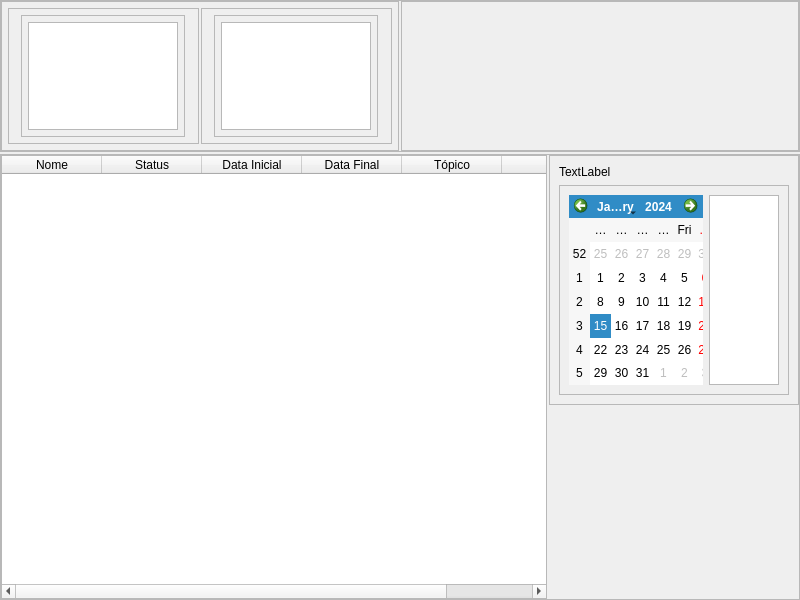
Above: functions/new_daily_task/new_dailytask_page.ui from Nbdyleto/PySide6_Self_TCC before the change. Below: the same form after it.
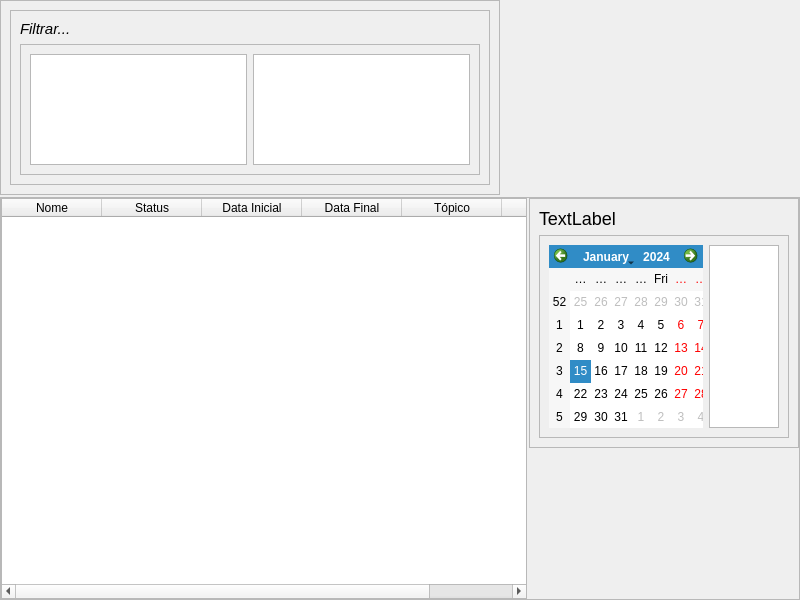
That is the form after the change.

Diff of the .ui file:
```diff
--- a/functions/new_daily_task/new_dailytask_page.ui
+++ b/functions/new_daily_task/new_dailytask_page.ui
@@ -14,7 +14,9 @@
    <string>Widget</string>
   </property>
   <property name="styleSheet">
-   <string notr="true"/>
+   <string notr="true">QLabel{
+font: 18px;
+}</string>
   </property>
   <layout class="QVBoxLayout" name="verticalLayout">
    <property name="spacing">
@@ -32,7 +34,7 @@
    <property name="bottomMargin">
     <number>0</number>
    </property>
-   <item>
+   <item alignment="Qt::AlignLeft">
     <widget class="QFrame" name="frame">
      <property name="minimumSize">
       <size>
@@ -40,231 +42,64 @@
        <height>100</height>
       </size>
      </property>
+     <property name="maximumSize">
+      <size>
+       <width>500</width>
+       <height>195</height>
+      </size>
+     </property>
      <property name="frameShape">
       <enum>QFrame::StyledPanel</enum>
      </property>
      <property name="frameShadow">
       <enum>QFrame::Raised</enum>
      </property>
-     <layout class="QHBoxLayout" name="horizontalLayout" stretch="0,0">
-      <property name="spacing">
-       <number>2</number>
-      </property>
-      <property name="leftMargin">
-       <number>0</number>
-      </property>
-      <property name="topMargin">
-       <number>0</number>
-      </property>
-      <property name="rightMargin">
-       <number>0</number>
-      </property>
-      <property name="bottomMargin">
-       <number>0</number>
-      </property>
-      <item alignment="Qt::AlignTop">
-       <widget class="QFrame" name="frame_3">
-        <property name="maximumSize">
-         <size>
-          <width>400</width>
-          <height>150</height>
-         </size>
-        </property>
-        <property name="frameShape">
-         <enum>QFrame::StyledPanel</enum>
-        </property>
-        <property name="frameShadow">
-         <enum>QFrame::Raised</enum>
-        </property>
-        <layout class="QHBoxLayout" name="horizontalLayout_2">
-         <property name="spacing">
-          <number>2</number>
-         </property>
-         <property name="leftMargin">
-          <number>6</number>
-         </property>
-         <property name="topMargin">
-          <number>6</number>
-         </property>
-         <property name="rightMargin">
-          <number>6</number>
-         </property>
-         <property name="bottomMargin">
-          <number>6</number>
-         </property>
-         <item>
-          <widget class="QFrame" name="frame_6">
-           <property name="frameShape">
-            <enum>QFrame::StyledPanel</enum>
-           </property>
-           <property name="frameShadow">
-            <enum>QFrame::Raised</enum>
-           </property>
-           <layout class="QVBoxLayout" name="verticalLayout_3">
-            <property name="spacing">
-             <number>2</number>
-            </property>
-            <property name="leftMargin">
-             <number>6</number>
-            </property>
-            <property name="topMargin">
-             <number>6</number>
-            </property>
-            <property name="rightMargin">
-             <number>6</number>
-            </property>
-            <property name="bottomMargin">
-             <number>6</number>
-            </property>
-            <item alignment="Qt::AlignHCenter">
-             <widget class="QFrame" name="frameByTopic">
-              <property name="frameShape">
-               <enum>QFrame::StyledPanel</enum>
-              </property>
-              <property name="frameShadow">
-               <enum>QFrame::Raised</enum>
-              </property>
-              <layout class="QVBoxLayout" name="verticalLayout_8">
-               <property name="spacing">
-                <number>2</number>
-               </property>
-               <property name="leftMargin">
-                <number>6</number>
-               </property>
-               <property name="topMargin">
-                <number>6</number>
-               </property>
-               <property name="rightMargin">
-                <number>6</number>
-               </property>
-               <property name="bottomMargin">
-                <number>6</number>
-               </property>
-               <item>
-                <widget class="QListWidget" name="listByTopic">
-                 <property name="maximumSize">
-                  <size>
-                   <width>150</width>
-                   <height>16777215</height>
-                  </size>
-                 </property>
-                 <property name="cursor" stdset="0">
-                  <cursorShape>PointingHandCursor</cursorShape>
-                 </property>
-                 <property name="alternatingRowColors">
-                  <bool>false</bool>
-                 </property>
-                 <property name="layoutMode">
-                  <enum>QListView::SinglePass</enum>
-                 </property>
-                 <property name="viewMode">
-                  <enum>QListView::ListMode</enum>
-                 </property>
-                </widget>
-               </item>
-              </layout>
-             </widget>
-            </item>
-           </layout>
-          </widget>
-         </item>
-         <item>
-          <widget class="QFrame" name="frame_7">
-           <property name="frameShape">
-            <enum>QFrame::StyledPanel</enum>
-           </property>
-           <property name="frameShadow">
-            <enum>QFrame::Raised</enum>
-           </property>
-           <layout class="QVBoxLayout" name="verticalLayout_4">
-            <property name="spacing">
-             <number>2</number>
-            </property>
-            <property name="leftMargin">
-             <number>6</number>
-            </property>
-            <property name="topMargin">
-             <number>6</number>
-            </property>
-            <property name="rightMargin">
-             <number>6</number>
-            </property>
-            <property name="bottomMargin">
-             <number>6</number>
-            </property>
-            <item alignment="Qt::AlignHCenter">
-             <widget class="QFrame" name="frameByStatus">
-              <property name="frameShape">
-               <enum>QFrame::StyledPanel</enum>
-              </property>
-              <property name="frameShadow">
-               <enum>QFrame::Raised</enum>
-              </property>
-              <layout class="QVBoxLayout" name="verticalLayout_6">
-               <property name="spacing">
-                <number>2</number>
-               </property>
-               <property name="leftMargin">
-                <number>6</number>
-               </property>
-               <property name="topMargin">
-                <number>6</number>
-               </property>
-               <property name="rightMargin">
-                <number>6</number>
-               </property>
-               <property name="bottomMargin">
-                <number>6</number>
-               </property>
-               <item alignment="Qt::AlignLeft">
-                <widget class="QListWidget" name="listByStatus">
-                 <property name="maximumSize">
-                  <size>
-                   <width>150</width>
-                   <height>16777215</height>
-                  </size>
-                 </property>
-                </widget>
-               </item>
-              </layout>
-             </widget>
-            </item>
-           </layout>
-          </widget>
-         </item>
-        </layout>
-       </widget>
-      </item>
+     <layout class="QHBoxLayout" name="horizontalLayout_2">
       <item>
        <widget class="QFrame" name="frame_4">
-        <property name="minimumSize">
-         <size>
-          <width>0</width>
-          <height>0</height>
-         </size>
-        </property>
         <property name="frameShape">
          <enum>QFrame::StyledPanel</enum>
         </property>
         <property name="frameShadow">
          <enum>QFrame::Raised</enum>
         </property>
-        <layout class="QHBoxLayout" name="horizontalLayout_3">
-         <property name="spacing">
-          <number>2</number>
-         </property>
-         <property name="leftMargin">
-          <number>6</number>
-         </property>
-         <property name="topMargin">
-          <number>6</number>
-         </property>
-         <property name="rightMargin">
-          <number>6</number>
-         </property>
-         <property name="bottomMargin">
-          <number>6</number>
-         </property>
+        <layout class="QVBoxLayout" name="verticalLayout_3">
+         <item>
+          <widget class="QLabel" name="label">
+           <property name="styleSheet">
+            <string notr="true">font: italic 15px;</string>
+           </property>
+           <property name="text">
+            <string>Filtrar...</string>
+           </property>
+          </widget>
+         </item>
+         <item>
+          <widget class="QFrame" name="frame_3">
+           <property name="frameShape">
+            <enum>QFrame::StyledPanel</enum>
+           </property>
+           <property name="frameShadow">
+            <enum>QFrame::Raised</enum>
+           </property>
+           <layout class="QHBoxLayout" name="horizontalLayout">
+            <item>
+             <widget class="QListWidget" name="listByTopic">
+              <property name="styleSheet">
+               <string notr="true">font: 18px;</string>
+              </property>
+             </widget>
+            </item>
+            <item>
+             <widget class="QListWidget" name="listByStatus">
+              <property name="styleSheet">
+               <string notr="true">font: 18px;</string>
+              </property>
+             </widget>
+            </item>
+           </layout>
+          </widget>
+         </item>
         </layout>
        </widget>
       </item>
@@ -351,7 +186,7 @@
        <widget class="QFrame" name="specialFrame">
         <property name="maximumSize">
          <size>
-          <width>250</width>
+          <width>270</width>
           <height>250</height>
          </size>
         </property>
@@ -382,7 +217,35 @@
              <widget class="QCalendarWidget" name="qCalendar"/>
             </item>
             <item>
-             <widget class="QTableWidget" name="tblLists"/>
+             <widget class="QTableWidget" name="tblLists">
+              <property name="horizontalScrollBarPolicy">
+               <enum>Qt::ScrollBarAlwaysOff</enum>
+              </property>
+              <property name="autoScroll">
+               <bool>false</bool>
+              </property>
+              <property name="editTriggers">
+               <set>QAbstractItemView::NoEditTriggers</set>
+              </property>
+              <property name="tabKeyNavigation">
+               <bool>false</bool>
+              </property>
+              <property name="showGrid">
+               <bool>false</bool>
+              </property>
+              <attribute name="horizontalHeaderVisible">
+               <bool>false</bool>
+              </attribute>
+              <attribute name="horizontalHeaderHighlightSections">
+               <bool>false</bool>
+              </attribute>
+              <attribute name="verticalHeaderVisible">
+               <bool>false</bool>
+              </attribute>
+              <attribute name="verticalHeaderHighlightSections">
+               <bool>false</bool>
+              </attribute>
+             </widget>
             </item>
            </layout>
           </widget>
```
